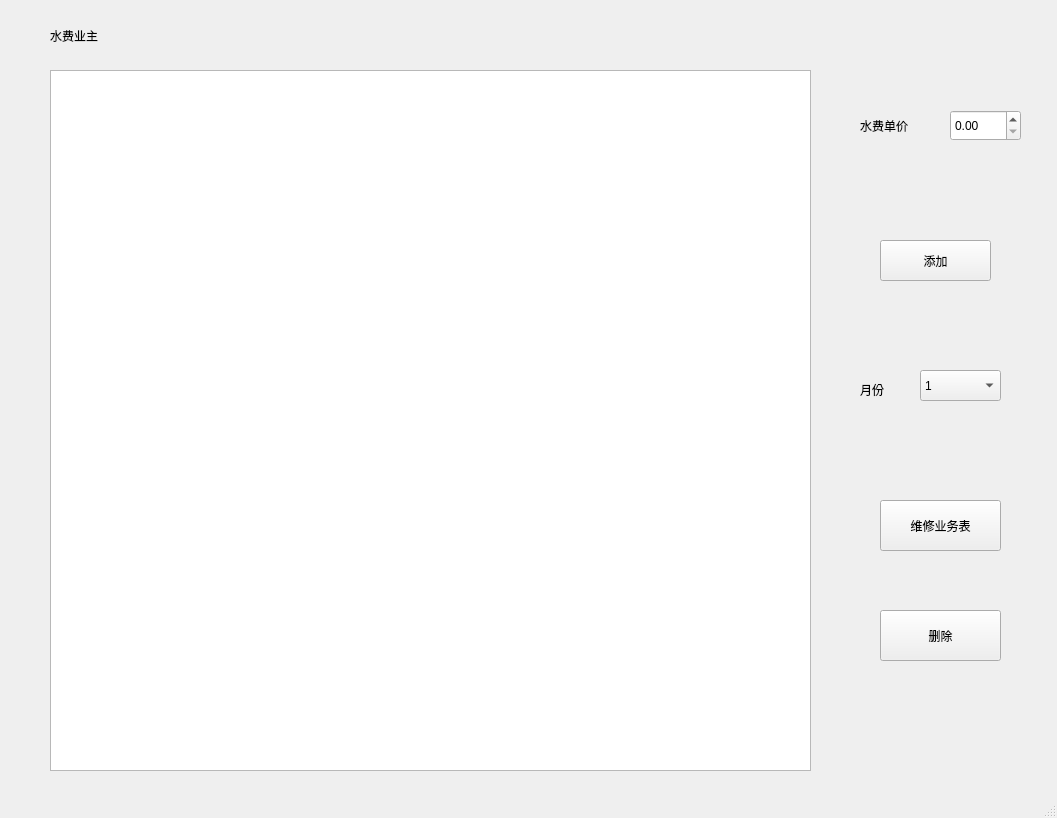
Old version of the form wRepresentative.ui in the repository Arsene-W/SQLCD.
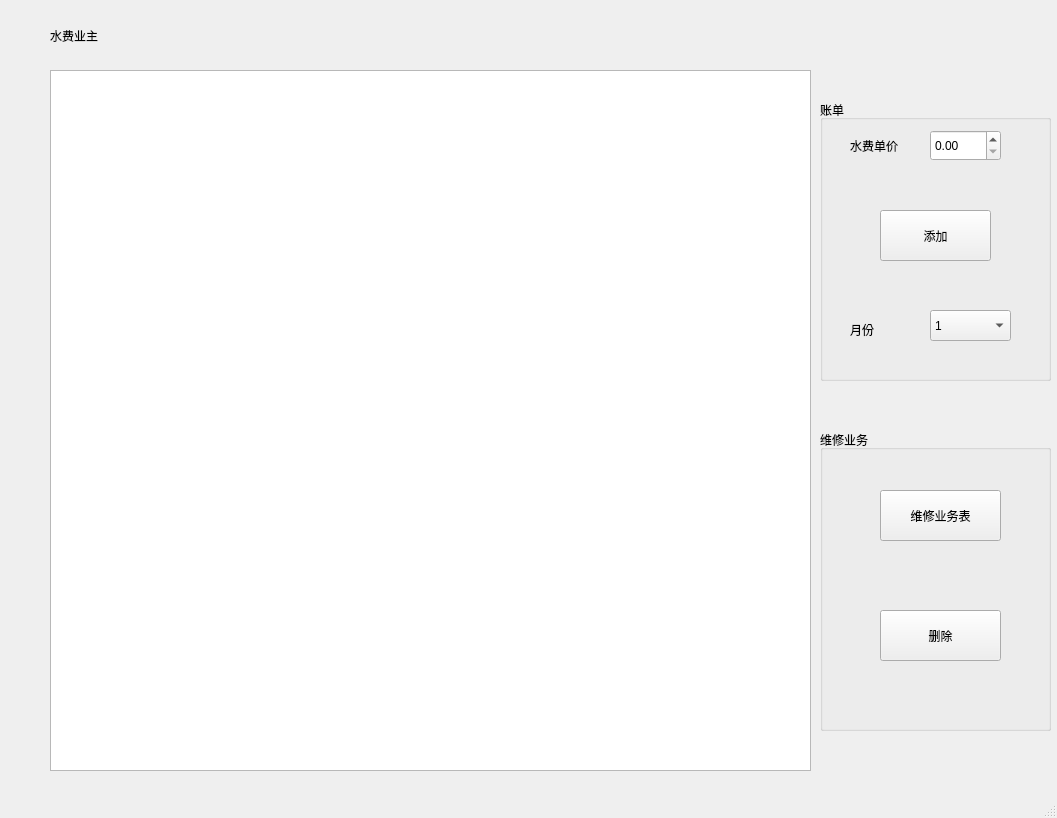
New version of the form.

The edit to the form file:
```diff
--- a/wRepresentative.ui
+++ b/wRepresentative.ui
@@ -43,11 +43,65 @@
      </rect>
     </property>
    </widget>
+   <widget class="QGroupBox" name="groupBox">
+    <property name="geometry">
+     <rect>
+      <x>820</x>
+      <y>100</y>
+      <width>231</width>
+      <height>281</height>
+     </rect>
+    </property>
+    <property name="title">
+     <string>账单</string>
+    </property>
+    <widget class="QLabel" name="label_3">
+     <property name="geometry">
+      <rect>
+       <x>30</x>
+       <y>30</y>
+       <width>71</width>
+       <height>31</height>
+      </rect>
+     </property>
+     <property name="styleSheet">
+      <string notr="true">font: 11pt &quot;黑体&quot;;</string>
+     </property>
+     <property name="text">
+      <string>水费单价</string>
+     </property>
+    </widget>
+    <widget class="QDoubleSpinBox" name="doubleSpinBox">
+     <property name="geometry">
+      <rect>
+       <x>110</x>
+       <y>30</y>
+       <width>71</width>
+       <height>31</height>
+      </rect>
+     </property>
+    </widget>
+    <widget class="QPushButton" name="pushButton">
+     <property name="geometry">
+      <rect>
+       <x>60</x>
+       <y>110</y>
+       <width>111</width>
+       <height>51</height>
+      </rect>
+     </property>
+     <property name="styleSheet">
+      <string notr="true">font: 11pt &quot;黑体&quot;;</string>
+     </property>
+     <property name="text">
+      <string>添加</string>
+     </property>
+    </widget>
    <widget class="QComboBox" name="comboBox">
     <property name="geometry">
      <rect>
-      <x>920</x>
-      <y>370</y>
+       <x>110</x>
+       <y>210</y>
       <width>81</width>
       <height>31</height>
      </rect>
@@ -116,8 +170,8 @@
    <widget class="QLabel" name="label_2">
     <property name="geometry">
      <rect>
-      <x>860</x>
-      <y>380</y>
+       <x>30</x>
+       <y>220</y>
       <width>54</width>
       <height>20</height>
      </rect>
@@ -129,11 +183,24 @@
      <string>月份</string>
     </property>
    </widget>
+   </widget>
+   <widget class="QGroupBox" name="groupBox_2">
+    <property name="geometry">
+     <rect>
+      <x>820</x>
+      <y>430</y>
+      <width>231</width>
+      <height>301</height>
+     </rect>
+    </property>
+    <property name="title">
+     <string>维修业务</string>
+    </property>
    <widget class="QPushButton" name="pushButton_2">
     <property name="geometry">
      <rect>
-      <x>880</x>
-      <y>500</y>
+       <x>60</x>
+       <y>60</y>
       <width>121</width>
       <height>51</height>
      </rect>
@@ -145,50 +212,11 @@
      <string>维修业务表</string>
     </property>
    </widget>
-   <widget class="QPushButton" name="pushButton">
-    <property name="geometry">
-     <rect>
-      <x>880</x>
-      <y>240</y>
-      <width>111</width>
-      <height>41</height>
-     </rect>
-    </property>
-    <property name="text">
-     <string>添加</string>
-    </property>
-   </widget>
-   <widget class="QLabel" name="label_3">
-    <property name="geometry">
-     <rect>
-      <x>860</x>
-      <y>110</y>
-      <width>71</width>
-      <height>31</height>
-     </rect>
-    </property>
-    <property name="styleSheet">
-     <string notr="true">font: 11pt &quot;黑体&quot;;</string>
-    </property>
-    <property name="text">
-     <string>水费单价</string>
-    </property>
-   </widget>
-   <widget class="QDoubleSpinBox" name="doubleSpinBox">
-    <property name="geometry">
-     <rect>
-      <x>950</x>
-      <y>110</y>
-      <width>71</width>
-      <height>31</height>
-     </rect>
-    </property>
-   </widget>
    <widget class="QPushButton" name="pushButton_3">
     <property name="geometry">
      <rect>
-      <x>880</x>
-      <y>610</y>
+       <x>60</x>
+       <y>180</y>
       <width>121</width>
       <height>51</height>
      </rect>
@@ -196,6 +224,7 @@
     <property name="text">
      <string>删除</string>
     </property>
+    </widget>
    </widget>
   </widget>
   <widget class="QStatusBar" name="statusbar"/>
```
Lines whose indentation alone changed are shown as unchanged.
